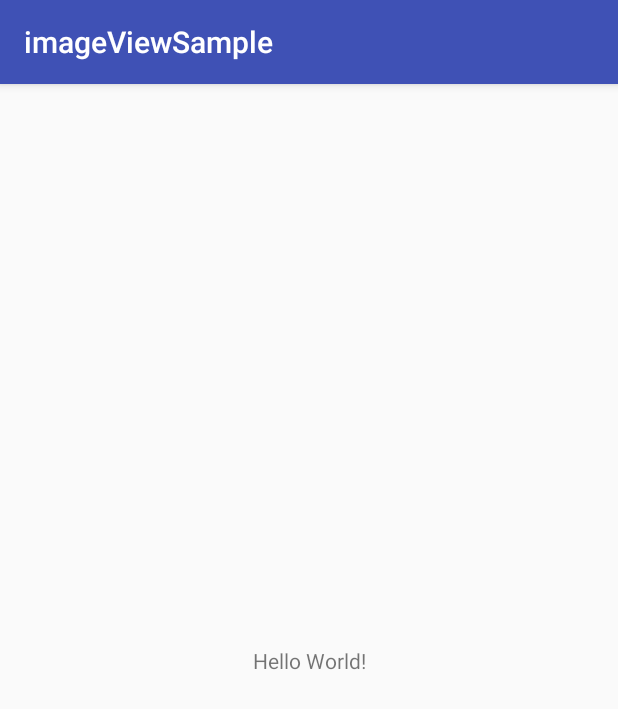
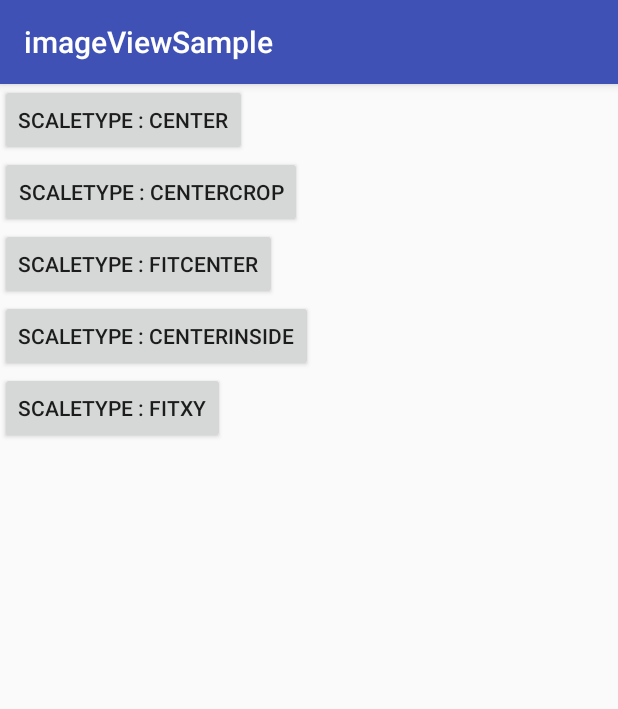
Before and after one commit to yuta1723/imageViewSample, an Android app: the screen it shows after launch (MainActivity), on a phone screen of 412 x 824 dp. Shown: the top 709 px of the screen. Run offline under Robolectric (Android 15) with nearby library versions, the phone set to English and light mode, and no system bars.

Commit message:
Added function to select scale type by button

```diff
--- a/app/src/main/java/com/example/yutan/imageviewsample/MainActivity.java
+++ b/app/src/main/java/com/example/yutan/imageviewsample/MainActivity.java
@@ -1,7 +1,10 @@
 package com.example.yutan.imageviewsample;
 
+import android.content.Intent;
 import android.support.v7.app.AppCompatActivity;
 import android.os.Bundle;
+import android.view.View;
+import android.widget.Button;
 
 public class MainActivity extends AppCompatActivity {
 
@@ -9,5 +12,42 @@ public class MainActivity extends AppCompatActivity {
     protected void onCreate(Bundle savedInstanceState) {
         super.onCreate(savedInstanceState);
         setContentView(R.layout.activity_main);
+        Button button_center = (Button) findViewById(R.id.button_center);
+        button_center.setOnClickListener(new View.OnClickListener() {
+            public void onClick(View v) {
+                startSubActivity("center");
+            }
+        });
+        Button button_centerCrop = (Button) findViewById(R.id.button_centerCrop);
+        button_centerCrop.setOnClickListener(new View.OnClickListener() {
+            public void onClick(View v) {
+                startSubActivity("centerCrop");
+            }
+        });
+        Button button_centerInside = (Button) findViewById(R.id.button_centerInside);
+        button_centerInside.setOnClickListener(new View.OnClickListener() {
+            public void onClick(View v) {
+                startSubActivity("centerInside");
+            }
+        });
+        Button button_fitCenter = (Button) findViewById(R.id.button_fitCenter);
+        button_fitCenter.setOnClickListener(new View.OnClickListener() {
+            public void onClick(View v) {
+                startSubActivity("fitCenter");
+            }
+        });
+        Button button_fixXY = (Button) findViewById(R.id.button_fixXY);
+        button_fixXY.setOnClickListener(new View.OnClickListener() {
+            public void onClick(View v) {
+                startSubActivity("fitXY");
+            }
+        });
+    }
+
+    private void startSubActivity(String paramete) {
+        Intent intent = new Intent();
+        intent.setClass(this, SubActiity.class);
+        intent.putExtra("scaleType", paramete);
+        startActivity(intent);
     }
 }
--- a/app/src/main/res/layout/activity_main.xml
+++ b/app/src/main/res/layout/activity_main.xml
@@ -1,19 +1,48 @@
 <?xml version="1.0" encoding="utf-8"?>
-<android.support.constraint.ConstraintLayout
-    xmlns:android="http://schemas.android.com/apk/res/android"
+<android.support.constraint.ConstraintLayout xmlns:android="http://schemas.android.com/apk/res/android"
+    xmlns:app="http://schemas.android.com/apk/res-auto"
     xmlns:tools="http://schemas.android.com/tools"
-    xmlns:app="http://schemas.android.com/apk/res-auto"
     android:layout_width="match_parent"
     android:layout_height="match_parent"
     tools:context="com.example.yutan.imageviewsample.MainActivity">
+    <LinearLayout
+        android:layout_width="368dp"
+        android:layout_height="495dp"
+        android:orientation="vertical"
+        tools:layout_editor_absoluteY="8dp"
+        tools:layout_editor_absoluteX="8dp">
+        <Button
+            android:id="@+id/button_center"
+            android:gravity="center"
+            android:text="ScaleType : center"
+            android:layout_width="wrap_content"
+            android:layout_height="wrap_content"/>
+        <Button
+            android:id="@+id/button_centerCrop"
+            android:gravity="center"
+            android:text="ScaleType : centerCrop"
+            android:layout_width="wrap_content"
+            android:layout_height="wrap_content"/>
+        <Button
+            android:id="@+id/button_fitCenter"
+            android:gravity="center"
+            android:text="ScaleType : fitCenter"
+            android:layout_width="wrap_content"
+            android:layout_height="wrap_content"/>
+        <Button
+            android:id="@+id/button_centerInside"
+            android:gravity="center"
+            android:text="ScaleType : centerInside"
+            android:layout_width="wrap_content"
+            android:layout_height="wrap_content"/>
+        <Button
+            android:id="@+id/button_fixXY"
+            android:gravity="center"
+            android:text="ScaleType : fitXY"
+            android:layout_width="wrap_content"
+            android:layout_height="wrap_content"/>
+    </LinearLayout>
 
-    <TextView
-        android:layout_width="wrap_content"
-        android:layout_height="wrap_content"
-        android:text="Hello World!"
-        app:layout_constraintBottom_toBottomOf="parent"
-        app:layout_constraintLeft_toLeftOf="parent"
-        app:layout_constraintRight_toRightOf="parent"
-        app:layout_constraintTop_toTopOf="parent" />
+
 
 </android.support.constraint.ConstraintLayout>
```
Also changed, not shown: app/src/main/AndroidManifest.xml (+10 -3 lines), app/src/main/java/com/example/yutan/imageviewsample/SubActiity.java (added, +40 -0 lines), app/src/main/res/layout/activity_image.xml (added, +11 -0 lines), app/src/main/res/drawable/konan.jpg (added).
